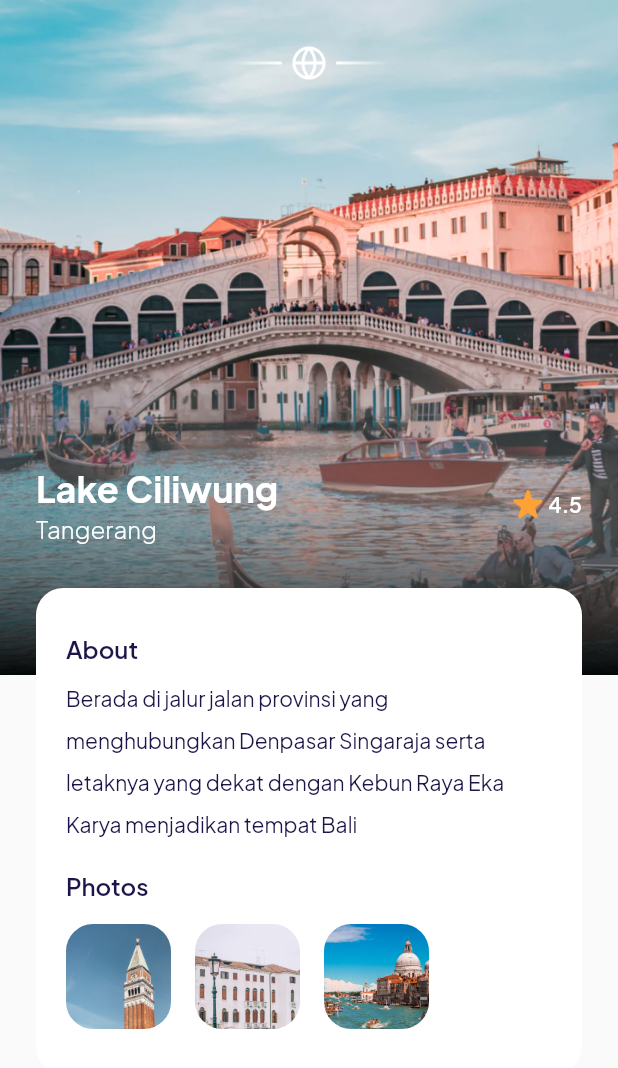
After one commit to iqbalrasetiooo/airplane-app, a Flutter app: the DetailPage screen opened directly, on a phone screen of 412 x 824 dp. The commit adds this screen. Shown: the top 1068 px of the screen. Run offline on Flutter 3.47's test engine with Material 2 defaults, Android fonts, the phone set to English and light mode, and no system bars; our stand-ins replace google_fonts.

Commit message:
add detail_page

```diff
--- /dev/null
+++ b/lib/ui/pages/detail_page.dart
@@ -0,0 +1,184 @@
+import 'package:airplane/ui/pages/home_page.dart';
+import 'package:flutter/material.dart';
+import 'package:airplane/shared/theme.dart';
+
+import '../widgets/photo_item.dart';
+
+class DetailPage extends StatelessWidget {
+  const DetailPage({Key? key}) : super(key: key);
+
+  @override
+  Widget build(BuildContext context) {
+    Widget backgroundImage() {
+      return Container(
+        width: double.infinity,
+        height: 450,
+        decoration: const BoxDecoration(
+          image: DecorationImage(
+            fit: BoxFit.cover,
+            image: AssetImage('assets/image_destination1.png'),
+          ),
+        ),
+      );
+    }
+
+    Widget customShadow() {
+      return Container(
+        height: 214,
+        margin: const EdgeInsets.only(top: 236),
+        width: double.infinity,
+        decoration: BoxDecoration(
+          gradient: LinearGradient(
+              begin: Alignment.topCenter,
+              end: Alignment.bottomCenter,
+              colors: [
+                kWhiteColor.withOpacity(0),
+                Colors.black.withOpacity(0.95)
+              ]),
+        ),
+      );
+    }
+
+    Widget content() {
+      return Container(
+        width: double.infinity,
+        margin: EdgeInsets.symmetric(
+          horizontal: defaultMargin,
+        ),
+        child: Column(
+          children: [
+            // NOTE: EMBLEM
+            Container(
+              height: 24,
+              width: 108,
+              margin: const EdgeInsets.only(top: 30),
+              decoration: const BoxDecoration(
+                image: DecorationImage(
+                  image: AssetImage('assets/icon_emblem.png'),
+                ),
+              ),
+            ),
+            // NOTE: EMBLEM
+            Container(
+              margin: const EdgeInsets.only(top: 256),
+              child: Row(
+                children: [
+                  Expanded(
+                    child: Column(
+                      crossAxisAlignment: CrossAxisAlignment.start,
+                      children: [
+                        Text(
+                          'Lake Ciliwung',
+                          style: whiteTextStyle.copyWith(
+                            fontSize: 24,
+                            fontWeight: bold,
+                          ),
+                        ),
+                        const SizedBox(height: 2),
+                        Text(
+                          'Tangerang',
+                          style: whiteTextStyle.copyWith(
+                            fontSize: 16,
+                            fontWeight: light,
+                          ),
+                        ),
+                      ],
+                    ),
+                  ),
+                  Container(
+                    width: 20,
+                    height: 20,
+                    margin: const EdgeInsets.only(right: 4),
+                    child: Image.asset(
+                      'assets/icon_star.png',
+                    ),
+                  ),
+                  Text(
+                    '4.5',
+                    style: whiteTextStyle.copyWith(
+                      fontWeight: semibold,
+                      fontSize: 14,
+                    ),
+                  ),
+                ],
+              ),
+            ),
+
+            // NOTE: Description
+            Container(
+              width: double.infinity,
+              margin: const EdgeInsets.only(top: 30),
+              padding: const EdgeInsets.symmetric(
+                horizontal: 20,
+                vertical: 30,
+              ),
+              decoration: BoxDecoration(
+                color: kWhiteColor,
+                borderRadius: BorderRadius.circular(18),
+              ),
+              child: Column(
+                crossAxisAlignment: CrossAxisAlignment.start,
+                children: [
+                  Text(
+                    'About',
+                    style: blackTextStyle.copyWith(
+                      fontSize: 16,
+                      fontWeight: semibold,
+                    ),
+                  ),
+                  const SizedBox(
+                    height: 6,
+                  ),
+                  Text(
+                    'Berada di jalur jalan provinsi yang menghubungkan Denpasar Singaraja serta letaknya yang dekat dengan Kebun Raya Eka Karya menjadikan tempat Bali',
+                    style: blackTextStyle.copyWith(
+                      fontWeight: regular,
+                      height: 2,
+                      fontSize: 14,
+                    ),
+                  ),
+                  const SizedBox(
+                    height: 20,
+                  ),
+                  Text(
+                    'Photos',
+                    style: blackTextStyle.copyWith(
+                      fontSize: 16,
+                      fontWeight: semibold,
+                    ),
+                  ),
+                  Row(
+                    children: const [
+                      PhotoItem(
+                        imageUrl: 'assets/image_photo1.png',
+                      ),
+                      PhotoItem(
+                        imageUrl: 'assets/image_photo2.png',
+                      ),
+                      PhotoItem(
+                        imageUrl: 'assets/image_photo3.png',
+                      ),
+                    ],
+                  ),
+                ],
+              ),
+            ),
+          ],
+        ),
+      );
+    }
+
+    return Scaffold(
+      backgroundColor: kBackgroundColor,
+      body: SafeArea(
+        child: Stack(
+          children: [
+            backgroundImage(),
+            customShadow(),
+            content(),
+          ],
+        ),
+      ),
+    );
+  }
+}
--- a/lib/ui/pages/get_started_page.dart
+++ b/lib/ui/pages/get_started_page.dart
@@ -15,6 +15,7 @@ class GetStartedPage extends StatelessWidget {
             height: double.infinity,
             decoration: const BoxDecoration(
               image: DecorationImage(
+                fit: BoxFit.cover,
                 image: AssetImage('assets/bg.png'),
               ),
             ),
```
